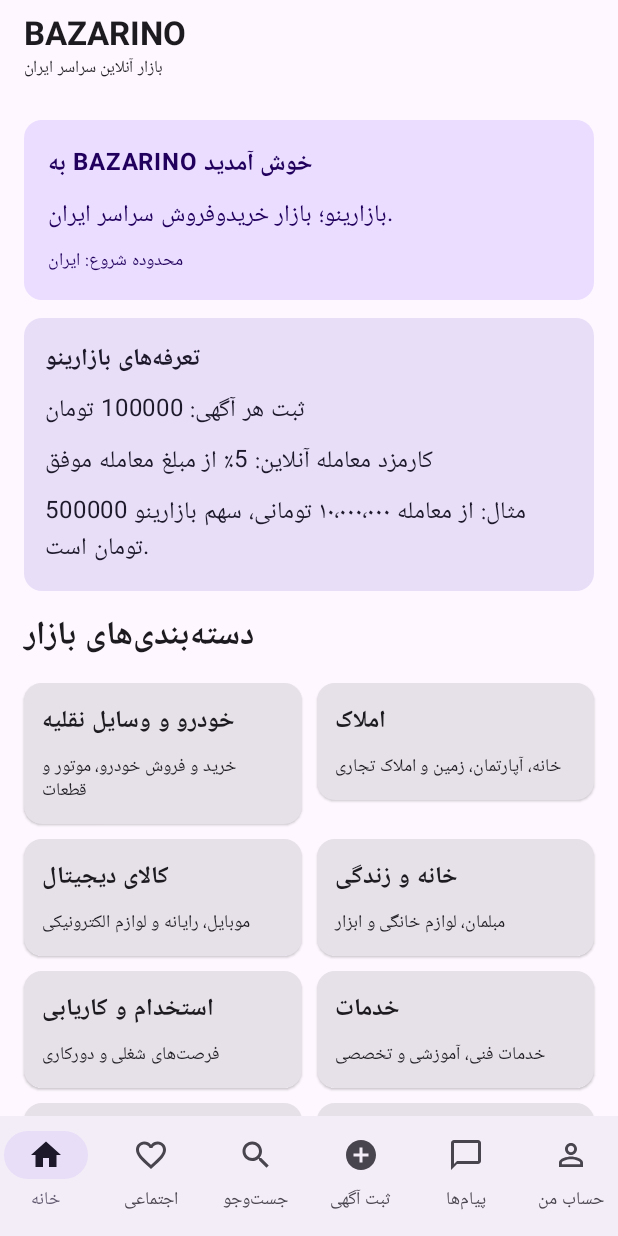
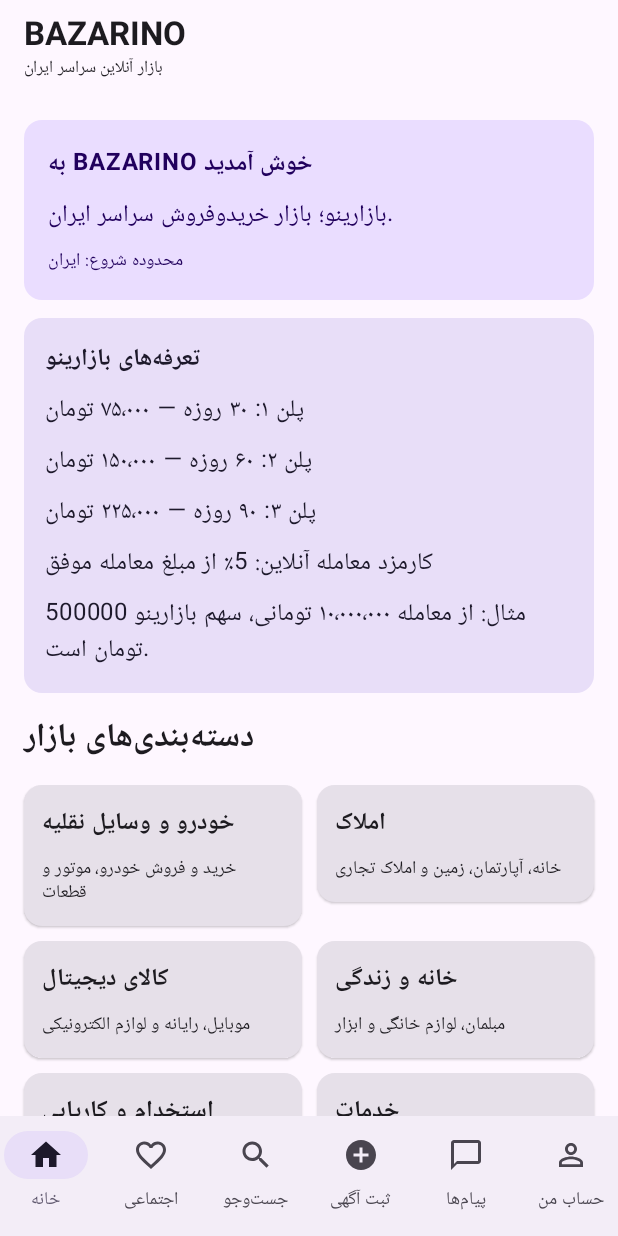
Before and after one commit to ajami6657-max/BAZINOX, an Android app built with Jetpack Compose: the screen it shows after launch (MainActivity), on a phone screen of 412 x 824 dp. Run offline under Robolectric (Android 15) with nearby library versions, the phone set to English and light mode, and no system bars.

Commit message:
Show new listing plan prices on home

```diff
--- a/app/src/main/java/com/bazinox/app/MainActivity.kt
+++ b/app/src/main/java/com/bazinox/app/MainActivity.kt
@@ -225,7 +225,9 @@ private fun HomeScreen(modifier: Modifier = Modifier) {
         ) {
             Column(Modifier.padding(14.dp), verticalArrangement = Arrangement.spacedBy(6.dp)) {
                 Text("تعرفه‌های بازارینو", fontWeight = FontWeight.Bold)
-                Text("ثبت هر آگهی: ${RevenuePolicy.LISTING_FEE_RIAL / 10} تومان")
+                Text("پلن ۱: ۳۰ روزه — ۷۵٬۰۰۰ تومان")
+                Text("پلن ۲: ۶۰ روزه — ۱۵۰٬۰۰۰ تومان")
+                Text("پلن ۳: ۹۰ روزه — ۲۲۵٬۰۰۰ تومان")
                 Text("کارمزد معامله آنلاین: ${RevenuePolicy.COMMISSION_BASIS_POINTS / 100}٪ از مبلغ معامله موفق")
                 Text("مثال: از معامله ۱۰٬۰۰۰٬۰۰۰ تومانی، سهم بازارینو ${RevenuePolicy.commissionRial(100_000_000L) / 10} تومان است.")
             }
```
